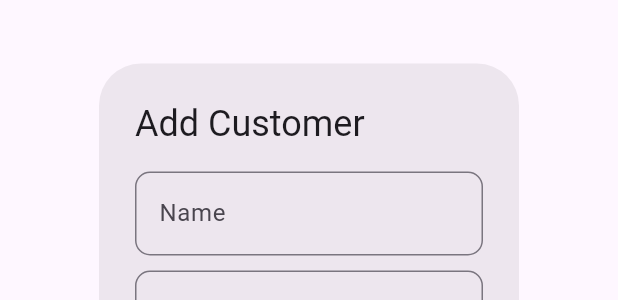
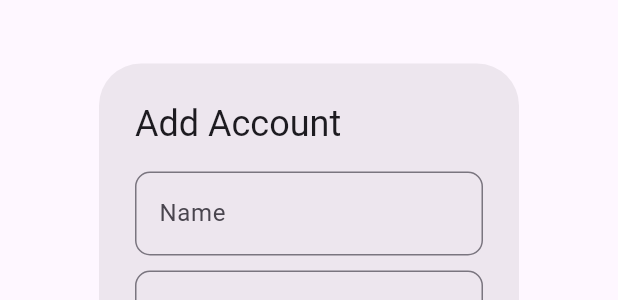
Before and after one commit to Chinthana144/CloudTik-Sales, a Flutter app: the CustomerDialog widget shown alone on an empty page, opened directly with empty values, on a phone screen of 412 x 824 dp. Shown: the part 280-580 px from the top of the screen. Run offline on Flutter 3.47's test engine with Material 3 defaults, Android fonts, the phone set to English and light mode, and no system bars; our stand-ins replace shared_preferences; accounts and stored records are empty; network calls fail.

Commit message:
customer update, search

```diff
--- a/lib/widgets/customer_dialog.dart
+++ b/lib/widgets/customer_dialog.dart
@@ -6,10 +6,20 @@ import '../widgets/CustomNumberField.dart';
 
 class CustomerDialog extends StatefulWidget{
   final Function(String name, String phone, String pwd) onSubmit;
+  final String? title;
+  final int? customer_id;
+  final String? name;
+  final String? phone;
+  final String? pwd;
 
   const CustomerDialog({
     super.key,
     required this.onSubmit,
+    this.title,
+    this.customer_id,
+    this.name,
+    this.phone,
+    this.pwd,
   });
 
   @override
@@ -25,12 +35,15 @@ class _CustomerDialogState extends State<CustomerDialog>{
   @override
   void initState() {
     super.initState();
+    _nameController.text = widget.name ?? '';
+    _phoneController.text = widget.phone ?? '';
+    _pwdController.text = widget.pwd ?? '';
   }
 
   @override
   Widget build(BuildContext context) {
     return AlertDialog(
-      title: Text('Add Customer'),
+      title: Text(widget.title ?? 'Add Account'),
       content: Form(
           key: _formKey,
           child: Column(
@@ -75,7 +88,7 @@ class _CustomerDialogState extends State<CustomerDialog>{
                 Provider.of<CustomerProvider>(context, listen: false).fetchCustomers(context);
               }
             },
-            child: Text('Add'),
+            child: Text(widget.name != null ? 'Update' : 'Add'),
         ),
       ],
     );
--- a/structure.txt
+++ b/structure.txt
@@ -21,3 +21,7 @@ graph (optional)
 //logo colors
 background color: #262d35
 forground color: #26b0de
+
+//TODO LIST
+* add appbar image method to camp portal
+* validate forms (customers)
```
Also changed, not shown: lib/providers/customer_provider.dart (+59 -4 lines), lib/screens/customer_screen.dart (+64 -11 lines).
